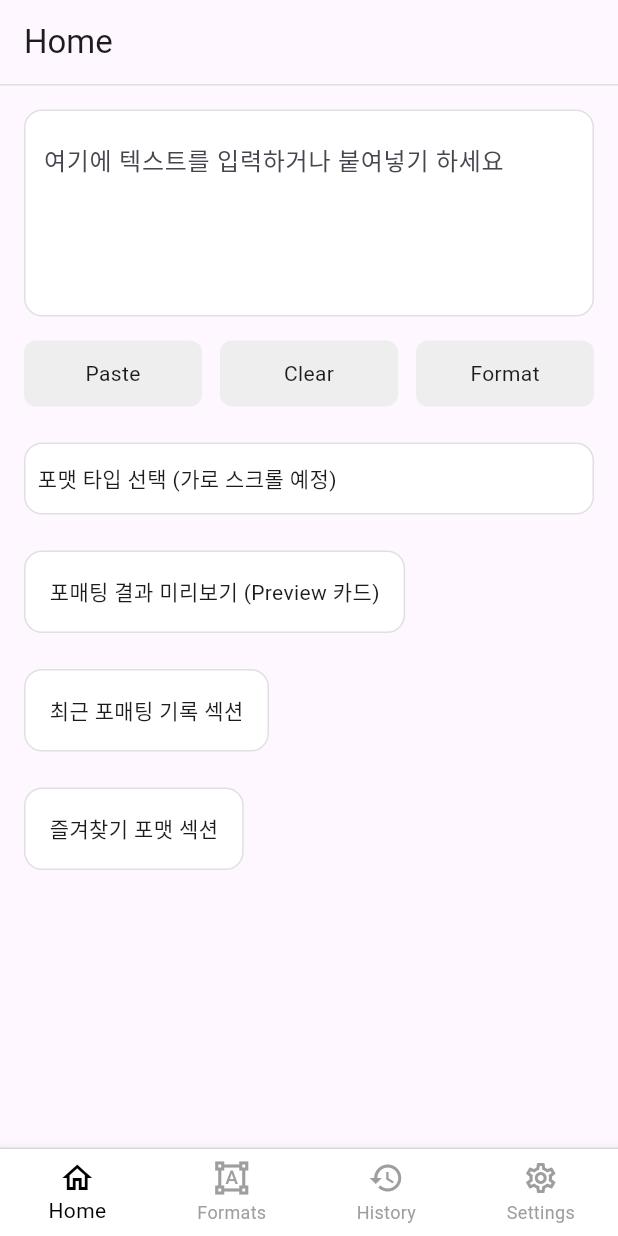
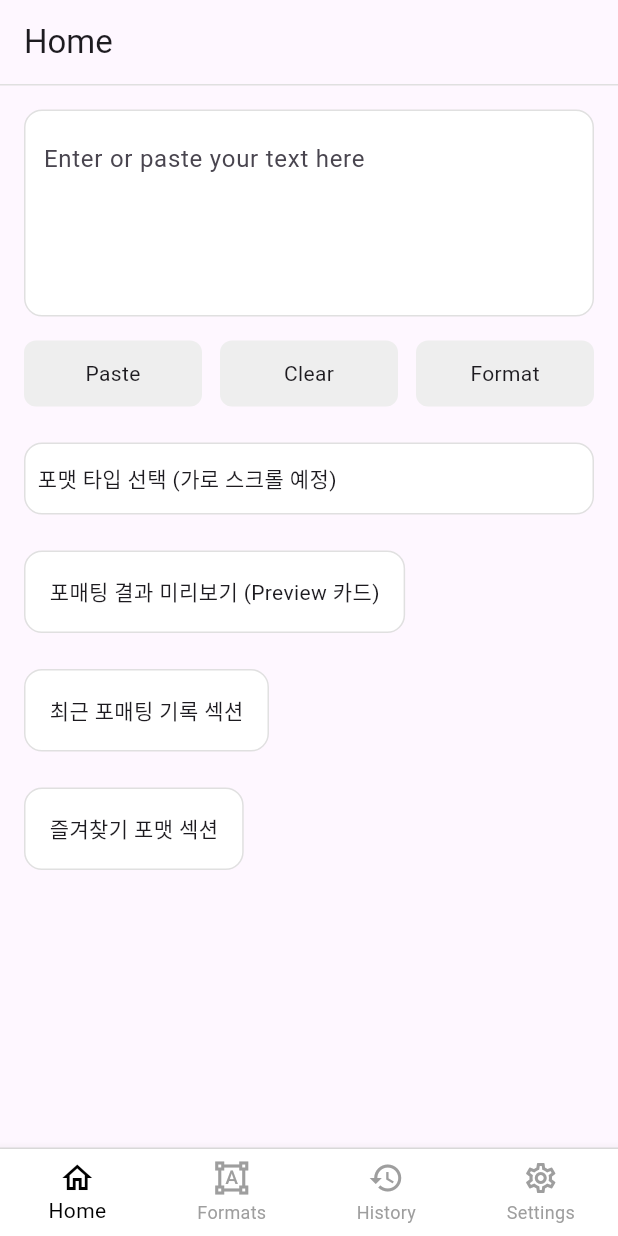
Before and after one commit to hyperbora/format_kit, a Flutter app: the screen it shows after launch, on a phone screen of 412 x 824 dp. Run offline on Flutter 3.47's test engine with Material 3 defaults, Android fonts, the phone set to English and light mode, and no system bars; our stand-ins replace flutter_riverpod.

Commit message:
fix: 빠른 입력 창 텍스트 힌트 다국어 처리

```diff
--- a/lib/l10n/app_en.arb
+++ b/lib/l10n/app_en.arb
@@ -19,5 +19,9 @@
   "settings": "Settings",
   "@settings": {
     "description": "Label for the settings screen"
+  },
+  "quickFormatInputHint": "Enter or paste your text here",
+  "@quickFormatInputHint": {
+    "description": "Hint text for the quick format input field"
   }
 }
--- a/lib/l10n/app_ko.arb
+++ b/lib/l10n/app_ko.arb
@@ -19,5 +19,9 @@
   "settings": "설정",
   "@settings": {
     "description": "설정 화면의 레이블"
+  },
+  "quickFormatInputHint": "여기에 텍스트를 입력하거나 붙여넣기 하세요",
+  "@quickFormatInputHint": {
+    "description": "빠른 포맷 입력 필드의 힌트 텍스트"
   }
 }
--- a/lib/l10n/app_localizations.dart
+++ b/lib/l10n/app_localizations.dart
@@ -127,6 +127,12 @@ abstract class AppLocalizations {
   /// In en, this message translates to:
   /// **'Settings'**
   String get settings;
+
+  /// Hint text for the quick format input field
+  ///
+  /// In en, this message translates to:
+  /// **'Enter or paste your text here'**
+  String get quickFormatInputHint;
 }
 
 class _AppLocalizationsDelegate
--- a/lib/l10n/app_localizations_en.dart
+++ b/lib/l10n/app_localizations_en.dart
@@ -22,4 +22,7 @@ class AppLocalizationsEn extends AppLocalizations {
 
   @override
   String get settings => 'Settings';
+
+  @override
+  String get quickFormatInputHint => 'Enter or paste your text here';
 }
--- a/lib/l10n/app_localizations_ko.dart
+++ b/lib/l10n/app_localizations_ko.dart
@@ -22,4 +22,7 @@ class AppLocalizationsKo extends AppLocalizations {
 
   @override
   String get settings => '설정';
+
+  @override
+  String get quickFormatInputHint => '여기에 텍스트를 입력하거나 붙여넣기 하세요';
 }
--- a/lib/screens/widgets/quick_format_input.dart
+++ b/lib/screens/widgets/quick_format_input.dart
@@ -1,5 +1,6 @@
 import 'package:flutter/material.dart';
 import 'package:flutter_riverpod/flutter_riverpod.dart';
+import 'package:format_kit/l10n/app_localizations.dart';
 import 'package:format_kit/providers/quick_input_provider.dart';
 
 class QuickFormatInput extends ConsumerWidget {
@@ -7,6 +8,7 @@ class QuickFormatInput extends ConsumerWidget {
 
   @override
   Widget build(BuildContext context, WidgetRef ref) {
+    final loc = AppLocalizations.of(context)!;
     return Container(
       padding: const EdgeInsets.all(12),
       decoration: BoxDecoration(
@@ -17,8 +19,8 @@ class QuickFormatInput extends ConsumerWidget {
       child: TextField(
         maxLines: 6,
         minLines: 4,
-        decoration: const InputDecoration(
-          hintText: "여기에 텍스트를 입력하거나 붙여넣기 하세요",
+        decoration: InputDecoration(
+          hintText: loc.quickFormatInputHint,
           border: InputBorder.none,
         ),
         onChanged: (value) {
```
